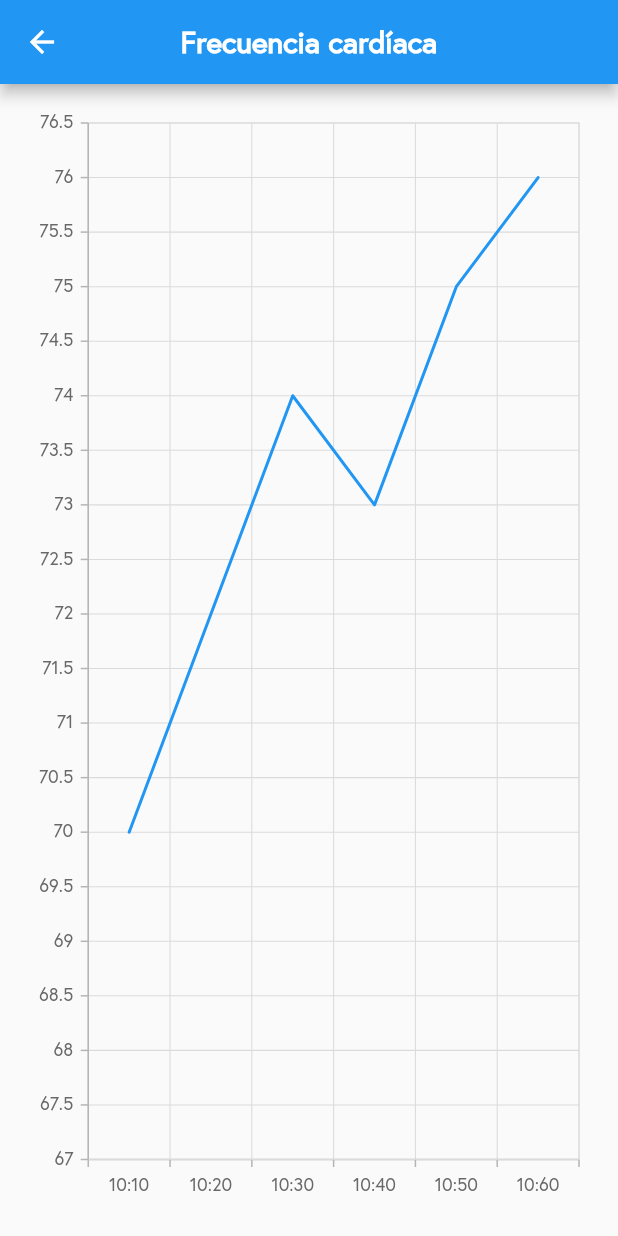
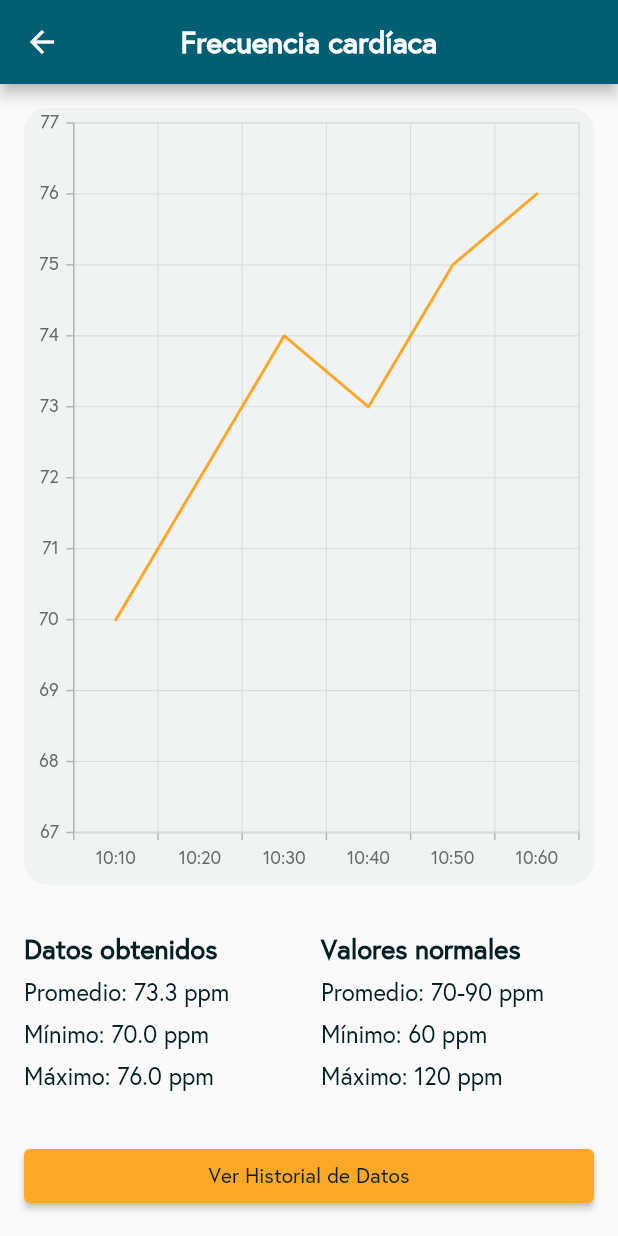
Before and after one commit to jiep17/HeartDog, a Flutter app: the MonitoringPage screen opened directly, after a tap on "Frecuencia cardíaca", on a phone screen of 412 x 824 dp. Run offline on Flutter 3.47's test engine with Material 2 defaults, Android fonts, the phone set to English and light mode, and no system bars; our stand-ins replace syncfusion_flutter_charts.

Commit message:
j heart rate

```diff
--- a/lib/src/pages/monitoring/heart_rate.dart
+++ b/lib/src/pages/monitoring/heart_rate.dart
@@ -1,4 +1,5 @@
 import 'package:flutter/material.dart';
+import 'package:heartdog/src/util/app_colors.dart';
 import 'package:syncfusion_flutter_charts/charts.dart';
 
 class HeartRatePage extends StatelessWidget {
@@ -13,6 +14,12 @@ class HeartRatePage extends StatelessWidget {
 
   @override
   Widget build(BuildContext context) {
+    double average = calculateAverage(frequencyData);
+    double min =
+        frequencyData.reduce((curr, next) => curr < next ? curr : next);
+    double max =
+        frequencyData.reduce((curr, next) => curr > next ? curr : next);
+
     return Scaffold(
       appBar: AppBar(
         title: Text(
@@ -20,23 +27,152 @@ class HeartRatePage extends StatelessWidget {
           style: const TextStyle(fontSize: 20, fontWeight: FontWeight.bold),
         ),
         centerTitle: true,
+        backgroundColor: AppColors.primaryColor,
       ),
-      body: Padding(
+      body: Column(
+        crossAxisAlignment: CrossAxisAlignment.stretch,
+        children: [
+          Expanded(
+            child: Padding(
               padding: const EdgeInsets.all(16.0),
+              child: Container(
+                height: 300,
+                decoration: BoxDecoration(
+                  color: AppColors.backgroundSecondColor,
+                  borderRadius: BorderRadius.circular(16.0),
+                ),
                 child: SfCartesianChart(
                   primaryXAxis: CategoryAxis(),
                   series: <ChartSeries>[
                     LineSeries<double, String>(
                       dataSource: frequencyData,
-              xValueMapper: (double value, _) =>
-                  ['10:10', '10:20', '10:30', '10:40', '10:50', '10:60'][
-                      frequencyData.indexOf(value)],
+                      xValueMapper: (double value, _) => [
+                        '10:10',
+                        '10:20',
+                        '10:30',
+                        '10:40',
+                        '10:50',
+                        '10:60'
+                      ][frequencyData.indexOf(value)],
                       yValueMapper: (value, _) => value,
-              color: Colors.blue,
+                      color: AppColors.secondaryColor,
                     ),
                   ],
                 ),
               ),
+            ),
+          ),
+          Padding(
+            padding: const EdgeInsets.all(16.0),
+            child: Row(
+              crossAxisAlignment: CrossAxisAlignment.start,
+              children: [
+                Expanded(
+                  child: Column(
+                    crossAxisAlignment: CrossAxisAlignment.start,
+                    children: [
+                      const Text(
+                        'Datos obtenidos',
+                        style: TextStyle(
+                          fontSize: 18,
+                          fontWeight: FontWeight.bold,
+                          color: AppColors.textColor,
+                        ),
+                      ),
+                      const SizedBox(height: 8.0),
+                      Text(
+                        'Promedio: ${average.toStringAsFixed(1)} ppm',
+                        style: const TextStyle(
+                          fontSize: 16,
+                          color: AppColors.textColor,
+                        ),
+                      ),
+                      const SizedBox(height: 8.0),
+                      Text(
+                        'Mínimo: ${min.toStringAsFixed(1)} ppm',
+                        style: const TextStyle(
+                          fontSize: 16,
+                          color: AppColors.textColor,
+                        ),
+                      ),
+                      const SizedBox(height: 8.0),
+                      Text(
+                        'Máximo: ${max.toStringAsFixed(1)} ppm',
+                        style: const TextStyle(
+                          fontSize: 16,
+                          color: AppColors.textColor,
+                        ),
+                      ),
+                    ],
+                  ),
+                ),
+                const SizedBox(width: 16.0),
+                Expanded(
+                  child: Column(
+                    crossAxisAlignment: CrossAxisAlignment.start,
+                    children: const [
+                      Text(
+                        'Valores normales',
+                        style: TextStyle(
+                          fontSize: 18,
+                          fontWeight: FontWeight.bold,
+                          color: AppColors.textColor,
+                        ),
+                      ),
+                      SizedBox(height: 8.0),
+                      Text(
+                        'Promedio: 70-90 ppm',
+                        style: TextStyle(
+                          fontSize: 16,
+                          color: AppColors.textColor,
+                        ),
+                      ),
+                      SizedBox(height: 8.0),
+                      Text(
+                        'Mínimo: 60 ppm',
+                        style: TextStyle(
+                          fontSize: 16,
+                          color: AppColors.textColor,
+                        ),
+                      ),
+                      SizedBox(height: 8.0),
+                      Text(
+                        'Máximo: 120 ppm',
+                        style: TextStyle(
+                          fontSize: 16,
+                          color: AppColors.textColor,
+                        ),
+                      ),
+                    ],
+                  ),
+                ),
+              ],
+            ),
+          ),
+          Padding(
+            padding: const EdgeInsets.all(16.0),
+            child: ElevatedButton(
+              onPressed: () {
+                // todo: Acción al hacer clic en el botón de historial de datos
+                // Navegar a la vista de historial de datos
+              },
+              style: ButtonStyle(
+                backgroundColor:
+                    MaterialStateProperty.all(AppColors.secondaryColor),
+              ),
+              child: const Text(
+                'Ver Historial de Datos',
+                style: TextStyle(color: AppColors.textColor),
+              ),
+            ),
+          ),
+        ],
+      ),
     );
   }
+
+  double calculateAverage(List<double> data) {
+    double sum = data.reduce((curr, next) => curr + next);
+    return sum / data.length;
   }
+}
--- a/lib/src/pages/monitoring/monitoring_pages.dart
+++ b/lib/src/pages/monitoring/monitoring_pages.dart
@@ -2,6 +2,7 @@ import 'package:flutter/material.dart';
 import 'package:heartdog/src/pages/home_page.dart';
 import 'package:heartdog/src/pages/monitoring/heart_rate.dart';
 import 'package:heartdog/src/pages/monitoring/respiratory_rate.dart';
+import 'package:heartdog/src/util/app_colors.dart';
 
 class MonitoringPage extends StatefulWidget {
   const MonitoringPage({Key? key}) : super(key: key);
@@ -14,8 +15,8 @@ class _MonitoringPageState extends State<MonitoringPage> {
   final double temperatura = 37.5;
 
   final List<double> valoresFisiologicos = [
-    70.0, // Frecuencia cardiaca
-    20.0, // Frecuencia respiratoria (en respiraciones por minuto)
+    70.0, // Frecuencia cardiaca (latidos por minuto, ppm)
+    20.0, // Frecuencia respiratoria (en respiraciones por minuto, rpm)
     60.0, // Actividad física (en minutos)
     8.0, // Sueño (en horas)
     3.5, // Nivel de estrés (en una escala de 1 a 5)
@@ -35,13 +36,6 @@ class _MonitoringPageState extends State<MonitoringPage> {
               padding: const EdgeInsets.all(16.0),
               child: Column(
                 children: [
-                  const Text(
-                    'Monitoreo',
-                    style: TextStyle(
-                      fontSize: 24,
-                      fontWeight: FontWeight.bold,
-                    ),
-                  ),
                   const SizedBox(height: 10),
                   Container(
                     padding: const EdgeInsets.all(8.0),
@@ -112,7 +106,7 @@ class _MonitoringPageState extends State<MonitoringPage> {
                             children: [
                               const Icon(
                                 Icons.favorite,
-                                color: Colors.red,
+                                color: AppColors.primaryColor,
                               ),
                               const Text(
                                 'Frecuencia cardíaca',
@@ -123,7 +117,7 @@ class _MonitoringPageState extends State<MonitoringPage> {
                               ),
                               const SizedBox(height: 5),
                               Text(
-                                valoresFisiologicos[0].toString(),
+                                '${valoresFisiologicos[0]} ppm',
                                 style: const TextStyle(fontSize: 14),
                               ),
                             ],
@@ -141,7 +135,7 @@ class _MonitoringPageState extends State<MonitoringPage> {
                         MaterialPageRoute(
                           builder: (context) => const RespiratoryRatePage(
                           title: 'Frecuencia respiratoria',
-                          frequencyData: [70, 72, 74, 73, 75, 76],
+                          frequencyData: [20, 22, 18, 25, 24, 21],
                           ),
                         ),
                       );
@@ -154,7 +148,7 @@ class _MonitoringPageState extends State<MonitoringPage> {
                             children: [
                               const Icon(
                                 Icons.air_outlined,
-                                color: Colors.blue,
+                                color: AppColors.primaryColor,
                               ),
                               const Text(
                                 'Frecuencia respiratoria',
@@ -165,7 +159,7 @@ class _MonitoringPageState extends State<MonitoringPage> {
                               ),
                               const SizedBox(height: 5),
                               Text(
-                                valoresFisiologicos[1].toString(),
+                                '${valoresFisiologicos[1]} rpm',
                                 style: const TextStyle(fontSize: 14),
                               ),
                             ],
@@ -236,7 +230,7 @@ class _MonitoringPageState extends State<MonitoringPage> {
                             const Icon(
                               Icons.add_reaction_outlined,
                               // Icons.stress_outlined,
-                              color: Colors.deepPurple,
+                              color: AppColors.primaryColor,
                             ),
                             const Text(
                               'Nivel de estrés',
@@ -258,7 +252,7 @@ class _MonitoringPageState extends State<MonitoringPage> {
                           children: [
                             const Icon(
                               Icons.local_drink_outlined,
-                              color: Colors.teal,
+                              color: AppColors.primaryColor,
                             ),
                             const Text(
                               'Nivel de hidratación',
--- a/lib/src/pages/monitoring/respiratory_rate.dart
+++ b/lib/src/pages/monitoring/respiratory_rate.dart
@@ -1,4 +1,5 @@
 import 'package:flutter/material.dart';
+import 'package:heartdog/src/util/app_colors.dart';
 import 'package:syncfusion_flutter_charts/charts.dart';
 
 class RespiratoryRatePage extends StatelessWidget {
@@ -20,9 +21,12 @@ class RespiratoryRatePage extends StatelessWidget {
           style: const TextStyle(fontSize: 20, fontWeight: FontWeight.bold),
         ),
         centerTitle: true,
+        backgroundColor: AppColors.primaryColor,
       ),
       body: Padding(
         padding: const EdgeInsets.all(16.0),
+        child: Container(
+          height: 300, // Establece la altura deseada aquí
           child: SfCartesianChart(
             primaryXAxis: CategoryAxis(),
             series: <ChartSeries>[
@@ -32,9 +36,10 @@ class RespiratoryRatePage extends StatelessWidget {
                     ['10:10', '10:20', '10:30', '10:40', '10:50', '10:60'][
                         frequencyData.indexOf(value)],
                 yValueMapper: (value, _) => value,
-              color: Colors.blue,
+                color: AppColors.secondaryColor,
               ),
             ],
+          ),
         ),
       ),
     );
```
Lines whose indentation alone changed are shown as unchanged.
